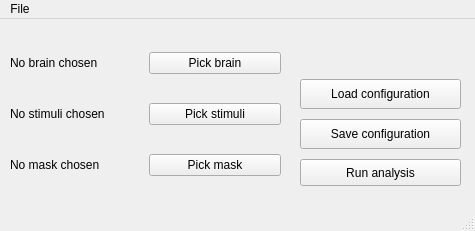
Before: the Qt Designer form src/ui/hello_world.ui in pfechd/jabe, drawn with Qt 5.
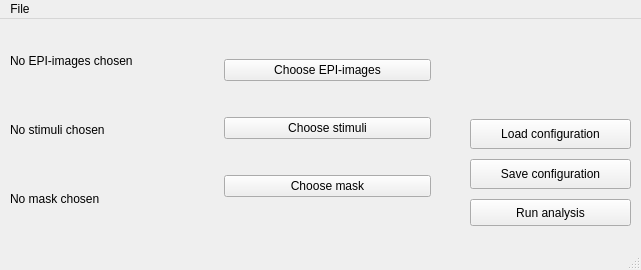
After: the same form once the commit is applied.

Commit message: Make gui more interactive

Diff of the .ui file:
```diff
--- a/src/ui/hello_world.ui
+++ b/src/ui/hello_world.ui
@@ -6,8 +6,8 @@
    <rect>
     <x>0</x>
     <y>0</y>
-    <width>475</width>
-    <height>231</height>
+    <width>641</width>
+    <height>270</height>
    </rect>
   </property>
   <property name="windowTitle">
@@ -17,8 +17,8 @@
    <widget class="QPushButton" name="pushButton">
     <property name="geometry">
      <rect>
-      <x>300</x>
-      <y>140</y>
+      <x>470</x>
+      <y>180</y>
       <width>161</width>
       <height>27</height>
      </rect>
@@ -27,65 +27,96 @@
      <string>Run analysis</string>
     </property>
    </widget>
-   <widget class="QWidget" name="layoutWidget">
+   <widget class="QPushButton" name="print_configuration">
+    <property name="geometry">
+     <rect>
+      <x>470</x>
+      <y>140</y>
+      <width>161</width>
+      <height>30</height>
+     </rect>
+    </property>
+    <property name="text">
+     <string>Save configuration</string>
+    </property>
+   </widget>
+   <widget class="QPushButton" name="load_configuration">
+    <property name="geometry">
+     <rect>
+      <x>470</x>
+      <y>100</y>
+      <width>161</width>
+      <height>30</height>
+     </rect>
+    </property>
+    <property name="text">
+     <string>Load configuration</string>
+    </property>
+   </widget>
+   <widget class="QWidget" name="horizontalLayoutWidget">
     <property name="geometry">
      <rect>
       <x>10</x>
       <y>10</y>
-      <width>271</width>
-      <height>171</height>
+      <width>421</width>
+      <height>201</height>
      </rect>
     </property>
-    <layout class="QVBoxLayout" name="verticalLayout">
+    <layout class="QHBoxLayout" name="horizontalLayout">
      <item>
-      <layout class="QHBoxLayout" name="horizontalLayout">
+      <layout class="QVBoxLayout" name="verticalLayout_3">
        <item>
         <widget class="QLabel" name="brainLabel">
          <property name="text">
-          <string>No brain chosen</string>
+          <string>No EPI-images chosen</string>
          </property>
-        </widget>
-       </item>
-       <item>
-        <widget class="QPushButton" name="brainButton">
-         <property name="text">
-          <string>Pick brain</string>
+         <property name="wordWrap">
+          <bool>true</bool>
          </property>
         </widget>
        </item>
-      </layout>
-     </item>
-     <item>
-      <layout class="QHBoxLayout" name="horizontalLayout_6">
        <item>
         <widget class="QLabel" name="stimuliLabel">
          <property name="text">
           <string>No stimuli chosen</string>
          </property>
-        </widget>
-       </item>
-       <item>
-        <widget class="QPushButton" name="stimuliButton">
-         <property name="text">
-          <string>Pick stimuli</string>
+         <property name="wordWrap">
+          <bool>true</bool>
          </property>
         </widget>
        </item>
-      </layout>
-     </item>
-     <item>
-      <layout class="QHBoxLayout" name="horizontalLayout_2">
        <item>
         <widget class="QLabel" name="maskLabel">
          <property name="text">
           <string>No mask chosen</string>
          </property>
+         <property name="wordWrap">
+          <bool>true</bool>
+         </property>
+        </widget>
+       </item>
+      </layout>
+     </item>
+     <item>
+      <layout class="QVBoxLayout" name="verticalLayout_2">
+       <item>
+        <widget class="QPushButton" name="brainButton">
+         <property name="text">
+          <string>Choose EPI-images</string>
+         </property>
+        </widget>
+       </item>
+       <item>
+        <widget class="QPushButton" name="stimuliButton">
+         <property name="text">
+          <string>Choose stimuli</string>
+         </property>
         </widget>
        </item>
        <item>
         <widget class="QPushButton" name="maskButton">
          <property name="text">
-          <string>Pick mask</string>
+          <string>Choose mask</string>
          </property>
         </widget>
        </item>
@@ -93,43 +124,13 @@
      </item>
     </layout>
    </widget>
-   <widget class="QPushButton" name="print_configuration">
-    <property name="geometry">
-     <rect>
-      <x>300</x>
-      <y>100</y>
-      <width>161</width>
-      <height>30</height>
-     </rect>
-    </property>
-    <property name="text">
-     <string>Save configuration</string>
-    </property>
-   </widget>
-   <widget class="QPushButton" name="load_configuration">
-    <property name="geometry">
-     <rect>
-      <x>300</x>
-      <y>60</y>
-      <width>161</width>
-      <height>30</height>
-     </rect>
-    </property>
-    <property name="text">
-     <string>Load configuration</string>
-    </property>
-   </widget>
-   <zorder>layoutWidget</zorder>
-   <zorder>pushButton</zorder>
-   <zorder>print_configuration</zorder>
-   <zorder>load_configuration</zorder>
   </widget>
   <widget class="QMenuBar" name="menubar">
    <property name="geometry">
     <rect>
      <x>0</x>
      <y>0</y>
-     <width>475</width>
+     <width>641</width>
      <height>26</height>
     </rect>
    </property>
```
The commit also changes 1 other file.
